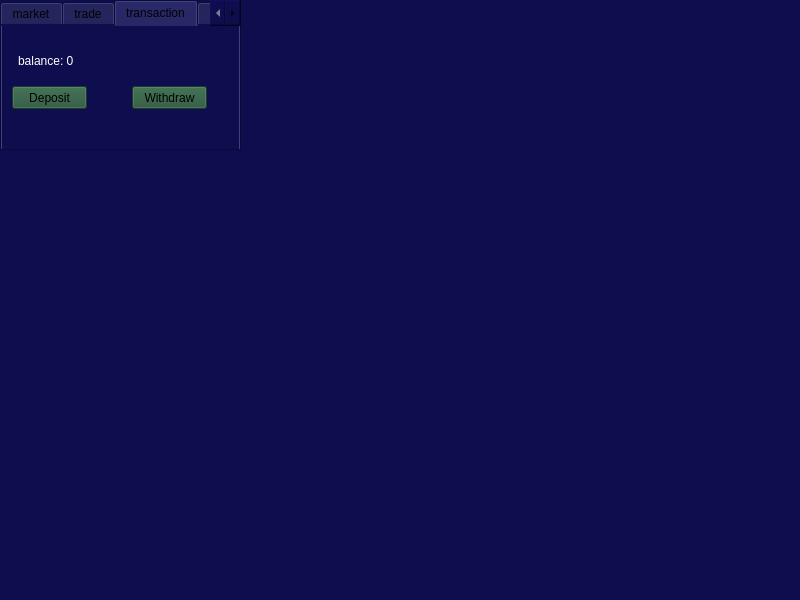
Before: the Qt Designer form wallet.ui in ParsaDevpy/wallet_project, drawn with Qt 5.
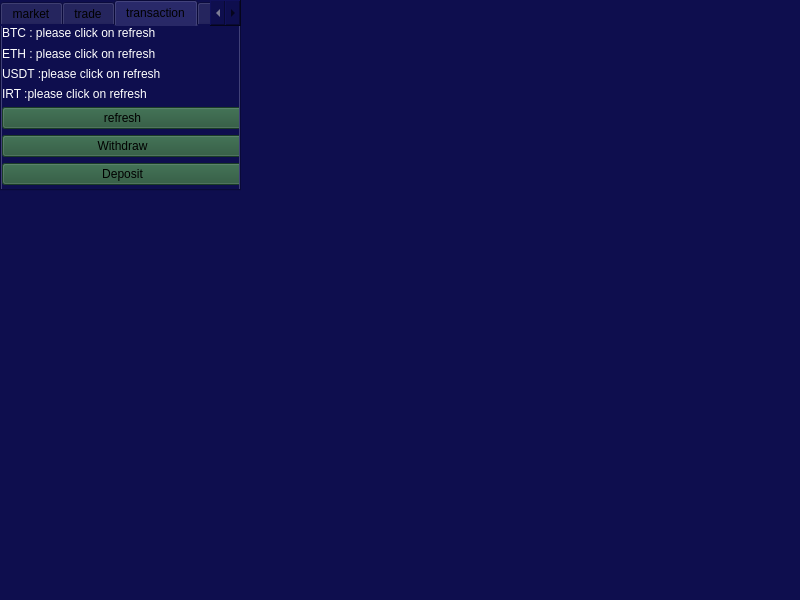
After: the same form once the commit is applied. The open tabs and pages were chosen to show the change.

```diff
--- a/wallet.ui
+++ b/wallet.ui
@@ -23,7 +23,7 @@
       <x>0</x>
       <y>0</y>
       <width>241</width>
-      <height>151</height>
+      <height>191</height>
      </rect>
     </property>
     <property name="toolTip">
@@ -166,53 +166,87 @@
      <attribute name="title">
       <string>transaction</string>
      </attribute>
-     <widget class="QPushButton" name="pushButton_3">
+     <widget class="QWidget" name="verticalLayoutWidget">
       <property name="geometry">
        <rect>
-        <x>10</x>
-        <y>60</y>
-        <width>75</width>
-        <height>23</height>
+        <x>0</x>
+        <y>0</y>
+        <width>241</width>
+        <height>159</height>
        </rect>
       </property>
-      <property name="styleSheet">
-       <string notr="true">background-color: #255237</string>
-      </property>
-      <property name="text">
-       <string>Deposit</string>
-      </property>
-     </widget>
-     <widget class="QPushButton" name="pushButton_4">
-      <property name="geometry">
-       <rect>
-        <x>130</x>
-        <y>60</y>
-        <width>75</width>
-        <height>23</height>
-       </rect>
-      </property>
-      <property name="styleSheet">
-       <string notr="true">background-color: #255237</string>
-      </property>
-      <property name="text">
-       <string>Withdraw</string>
-      </property>
-     </widget>
-     <widget class="QLabel" name="label_8">
-      <property name="geometry">
-       <rect>
-        <x>16</x>
-        <y>19</y>
-        <width>181</width>
-        <height>31</height>
-       </rect>
-      </property>
-      <property name="styleSheet">
-       <string notr="true">color: #fff</string>
-      </property>
-      <property name="text">
-       <string>balance: 0</string>
-      </property>
+      <layout class="QVBoxLayout" name="verticalLayout">
+       <item>
+        <widget class="QLabel" name="label_10">
+         <property name="styleSheet">
+          <string notr="true">color:#fff</string>
+         </property>
+         <property name="text">
+          <string>BTC : please click on refresh</string>
+         </property>
+        </widget>
+       </item>
+       <item>
+        <widget class="QLabel" name="label_8">
+         <property name="styleSheet">
+          <string notr="true">color:#fff</string>
+         </property>
+         <property name="text">
+          <string>ETH : please click on refresh</string>
+         </property>
+        </widget>
+       </item>
+       <item>
+        <widget class="QLabel" name="label_11">
+         <property name="styleSheet">
+          <string notr="true">color:#fff</string>
+         </property>
+         <property name="text">
+          <string>USDT :please click on refresh</string>
+         </property>
+        </widget>
+       </item>
+       <item>
+        <widget class="QLabel" name="label_9">
+         <property name="styleSheet">
+          <string notr="true">color:#fff</string>
+         </property>
+         <property name="text">
+          <string>IRT :please click on refresh</string>
+         </property>
+        </widget>
+       </item>
+       <item>
+        <widget class="QPushButton" name="pushButton">
+         <property name="styleSheet">
+          <string notr="true">background-color: #255237</string>
+         </property>
+         <property name="text">
+          <string>refresh</string>
+         </property>
+        </widget>
+       </item>
+       <item>
+        <widget class="QPushButton" name="pushButton_4">
+         <property name="styleSheet">
+          <string notr="true">background-color: #255237</string>
+         </property>
+         <property name="text">
+          <string>Withdraw</string>
+         </property>
+        </widget>
+       </item>
+       <item>
+        <widget class="QPushButton" name="pushButton_3">
+         <property name="styleSheet">
+          <string notr="true">background-color: #255237</string>
+         </property>
+         <property name="text">
+          <string>Deposit</string>
+         </property>
+        </widget>
+       </item>
+      </layout>
      </widget>
     </widget>
     <widget class="QWidget" name="tab_4">
```
Left out of the diff: 156 changed lines with no effect on the pictures.
